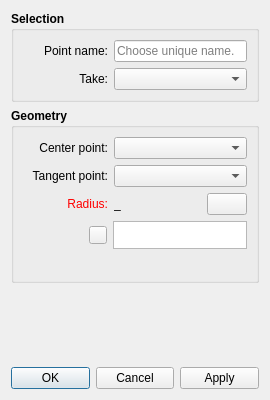
Above: src/libs/vtools/dialogs/tools/intersect_circletangent_dialog.ui from FashionFreedom/Seamly2D before the change. Below: the same form after it.
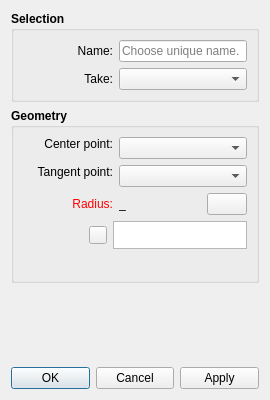
That is the form after the change. Icons and pictures are not drawn.

What changed in the file:
```diff
--- a/src/libs/vtools/dialogs/tools/intersect_circletangent_dialog.ui
+++ b/src/libs/vtools/dialogs/tools/intersect_circletangent_dialog.ui
@@ -46,17 +46,19 @@
        <property name="font">
         <font>
          <pointsize>9</pointsize>
-         <weight>75</weight>
          <bold>true</bold>
         </font>
        </property>
        <property name="title">
         <string>Selection</string>
        </property>
-       <layout class="QVBoxLayout" name="verticalLayout_2">
+       <layout class="QVBoxLayout" name="verticalLayout">
         <item>
-         <layout class="QHBoxLayout" name="horizontalLayout">
-          <item>
+         <layout class="QFormLayout" name="formLayout">
+          <property name="labelAlignment">
+           <set>Qt::AlignRight|Qt::AlignTrailing|Qt::AlignVCenter</set>
+          </property>
+          <item row="0" column="0">
            <widget class="QLabel" name="labelEditNamePoint">
             <property name="sizePolicy">
              <sizepolicy hsizetype="Fixed" vsizetype="Preferred">
@@ -66,26 +68,25 @@
             </property>
             <property name="minimumSize">
              <size>
-              <width>85</width>
+              <width>90</width>
               <height>0</height>
              </size>
             </property>
             <property name="font">
              <font>
               <pointsize>9</pointsize>
-              <weight>50</weight>
               <bold>false</bold>
              </font>
             </property>
             <property name="text">
-             <string>Point name:</string>
+             <string>Name:</string>
             </property>
             <property name="alignment">
              <set>Qt::AlignRight|Qt::AlignTrailing|Qt::AlignVCenter</set>
             </property>
            </widget>
           </item>
-          <item>
+          <item row="0" column="1">
            <widget class="QLineEdit" name="lineEditNamePoint">
             <property name="sizePolicy">
              <sizepolicy hsizetype="Expanding" vsizetype="Preferred">
@@ -95,14 +96,13 @@
             </property>
             <property name="minimumSize">
              <size>
-              <width>125</width>
+              <width>80</width>
               <height>0</height>
              </size>
             </property>
             <property name="font">
              <font>
               <pointsize>9</pointsize>
-              <weight>50</weight>
               <bold>false</bold>
              </font>
             </property>
@@ -114,11 +114,7 @@
             </property>
            </widget>
           </item>
-         </layout>
-        </item>
-        <item>
-         <layout class="QHBoxLayout" name="horizontalLayout_5">
-          <item>
+          <item row="1" column="0">
            <widget class="QLabel" name="label">
             <property name="sizePolicy">
              <sizepolicy hsizetype="Fixed" vsizetype="Preferred">
@@ -128,14 +124,13 @@
             </property>
             <property name="minimumSize">
              <size>
-              <width>85</width>
+              <width>90</width>
               <height>0</height>
              </size>
             </property>
             <property name="font">
              <font>
               <pointsize>9</pointsize>
-              <weight>50</weight>
               <bold>false</bold>
              </font>
             </property>
@@ -147,7 +142,7 @@
             </property>
            </widget>
           </item>
-          <item>
+          <item row="1" column="1">
            <widget class="QComboBox" name="comboBoxResult">
             <property name="sizePolicy">
              <sizepolicy hsizetype="Expanding" vsizetype="Preferred">
@@ -157,14 +152,13 @@
             </property>
             <property name="minimumSize">
              <size>
-              <width>125</width>
+              <width>80</width>
               <height>0</height>
              </size>
             </property>
             <property name="font">
              <font>
               <pointsize>9</pointsize>
-              <weight>50</weight>
               <bold>false</bold>
              </font>
             </property>
@@ -186,17 +180,19 @@
        <property name="font">
         <font>
          <pointsize>9</pointsize>
-         <weight>75</weight>
          <bold>true</bold>
         </font>
        </property>
        <property name="title">
         <string>Geometry</string>
        </property>
-       <layout class="QVBoxLayout" name="verticalLayout">
+       <layout class="QVBoxLayout" name="verticalLayout_2">
         <item>
-         <layout class="QHBoxLayout" name="horizontalLayout_2">
-          <item>
+         <layout class="QFormLayout" name="formLayout_2">
+          <property name="labelAlignment">
+           <set>Qt::AlignRight|Qt::AlignTrailing|Qt::AlignVCenter</set>
+          </property>
+          <item row="0" column="0">
            <widget class="QLabel" name="labelCircleCenter">
             <property name="sizePolicy">
              <sizepolicy hsizetype="Fixed" vsizetype="Fixed">
@@ -206,14 +202,13 @@
             </property>
             <property name="minimumSize">
              <size>
-              <width>85</width>
+              <width>90</width>
               <height>0</height>
              </size>
             </property>
             <property name="font">
              <font>
               <pointsize>9</pointsize>
-              <weight>50</weight>
               <bold>false</bold>
              </font>
             </property>
@@ -225,7 +220,7 @@
             </property>
            </widget>
           </item>
-          <item>
+          <item row="0" column="1">
            <widget class="QComboBox" name="comboBoxCircleCenter">
             <property name="sizePolicy">
              <sizepolicy hsizetype="Expanding" vsizetype="Preferred">
@@ -235,24 +230,19 @@
             </property>
             <property name="minimumSize">
              <size>
-              <width>125</width>
+              <width>80</width>
               <height>0</height>
              </size>
             </property>
             <property name="font">
              <font>
               <pointsize>9</pointsize>
-              <weight>50</weight>
               <bold>false</bold>
              </font>
             </property>
            </widget>
           </item>
-         </layout>
-        </item>
-        <item>
-         <layout class="QHBoxLayout" name="horizontalLayout_4">
-          <item>
+          <item row="1" column="0">
            <widget class="QLabel" name="labelTangentPoint">
             <property name="sizePolicy">
              <sizepolicy hsizetype="Fixed" vsizetype="Fixed">
@@ -262,14 +252,13 @@
             </property>
             <property name="minimumSize">
              <size>
-              <width>85</width>
+              <width>90</width>
               <height>0</height>
              </size>
             </property>
             <property name="font">
              <font>
               <pointsize>9</pointsize>
-              <weight>50</weight>
               <bold>false</bold>
              </font>
             </property>
@@ -281,7 +270,7 @@
             </property>
            </widget>
           </item>
-          <item>
+          <item row="1" column="1">
            <widget class="QComboBox" name="comboBoxTangentPoint">
             <property name="sizePolicy">
              <sizepolicy hsizetype="Expanding" vsizetype="Preferred">
@@ -291,14 +280,13 @@
             </property>
             <property name="minimumSize">
              <size>
-              <width>125</width>
+              <width>80</width>
               <height>0</height>
              </size>
             </property>
             <property name="font">
              <font>
               <pointsize>9</pointsize>
-              <weight>50</weight>
               <bold>false</bold>
              </font>
             </property>
@@ -318,7 +306,7 @@
             </property>
             <property name="minimumSize">
              <size>
-              <width>85</width>
+              <width>90</width>
               <height>0</height>
              </size>
             </property>
@@ -362,7 +350,6 @@
             <property name="font">
              <font>
               <pointsize>9</pointsize>
-              <weight>50</weight>
               <bold>false</bold>
              </font>
             </property>
@@ -384,14 +371,13 @@
             </property>
             <property name="minimumSize">
              <size>
-              <width>100</width>
+              <width>80</width>
               <height>0</height>
              </size>
             </property>
             <property name="font">
              <font>
               <pointsize>9</pointsize>
-              <weight>50</weight>
               <bold>false</bold>
              </font>
             </property>
```
Left out of the diff: 2 changed lines with no effect on the pictures.
